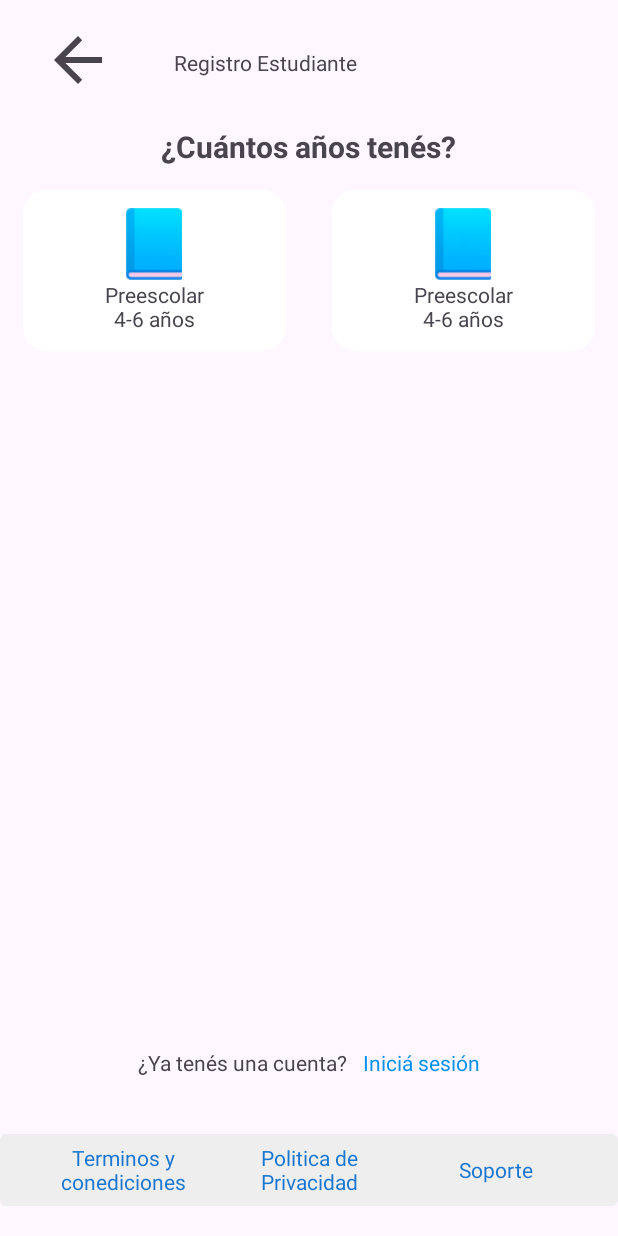
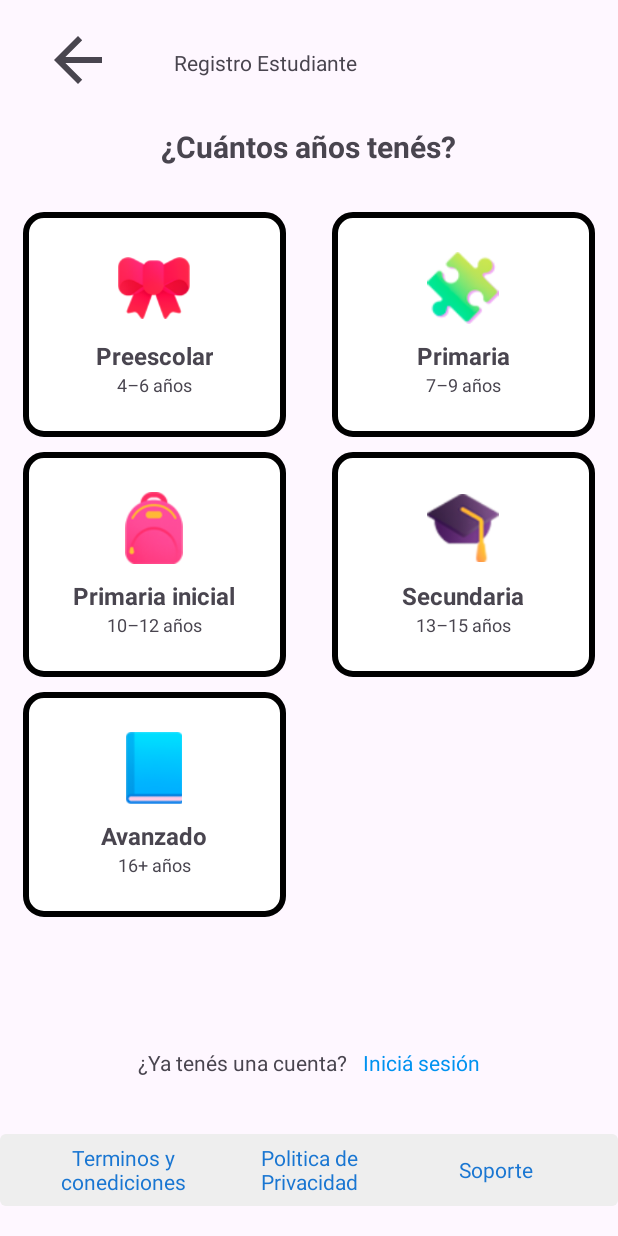
Before and after one commit to Kerooo0/lectana-app-mobile, an Android app: the EdadAlumnoFragment screen opened directly, with no data from a screen before it, on a phone screen of 412 x 824 dp. Run offline under Robolectric (Android 15) with nearby library versions, the phone set to English and light mode, and no system bars.

Commit message:
cards-registro-alumnos

```diff
--- a/app/src/main/java/com/example/lectana/registro/alumno/EdadAlumnoFragment.java
+++ b/app/src/main/java/com/example/lectana/registro/alumno/EdadAlumnoFragment.java
@@ -9,6 +9,7 @@ import android.view.LayoutInflater;
 import android.view.View;
 import android.view.ViewGroup;
 import android.widget.ImageView;
+import android.widget.TextView;
 
 import com.example.lectana.Login;
 import com.example.lectana.R;
@@ -33,6 +34,50 @@ public class EdadAlumnoFragment extends Fragment {
 
         flechaVolver = view.findViewById(R.id.flechaVolverRegistro);
 
+
+        View opcion1 = view.findViewById(R.id.opcion1);
+        ImageView icono1 = opcion1.findViewById(R.id.opcion_icon);
+        TextView texto1 = opcion1.findViewById(R.id.opcion_text);
+        icono1.setImageResource(R.drawable.monio);
+        texto1.setText(getString(R.string.preescolar));
+        TextView textoedad1 = opcion1.findViewById(R.id.opcion_edad);
+        textoedad1.setText(getString(R.string.edadPreescolar));
+
+
+        View opcion2 = view.findViewById(R.id.opcion2);
+        ImageView icono2 = opcion2.findViewById(R.id.opcion_icon);
+        TextView texto2 = opcion2.findViewById(R.id.opcion_text);
+        icono2.setImageResource(R.drawable.rompe_cabezas);
+        texto2.setText(getString(R.string.primaria));
+        TextView textoedad2 = opcion2.findViewById(R.id.opcion_edad);
+        textoedad2.setText(getString(R.string.edadPrimaria));
+
+
+        View opcion3 = view.findViewById(R.id.opcion3);
+        ImageView icono3 = opcion3.findViewById(R.id.opcion_icon);
+        TextView texto3 = opcion3.findViewById(R.id.opcion_text);
+        icono3.setImageResource(R.drawable.mochila);
+        texto3.setText(getString(R.string.primariaInicial));
+        TextView textoedad3 = opcion3.findViewById(R.id.opcion_edad);
+        textoedad3.setText(getString(R.string.edadPrimariaInicial));
+
+
+        View opcion4 = view.findViewById(R.id.opcion4);
+        ImageView icono4 = opcion4.findViewById(R.id.opcion_icon);
+        TextView texto4 = opcion4.findViewById(R.id.opcion_text);
+        icono4.setImageResource(R.drawable.sombrero);
+        texto4.setText(getString(R.string.secundaria));
+        TextView textoedad4 = opcion4.findViewById(R.id.opcion_edad);
+        textoedad4.setText(getString(R.string.edadSecundaria));
+
+        View opcion5 = view.findViewById(R.id.opcion5);
+        ImageView icono5 = opcion5.findViewById(R.id.opcion_icon);
+        TextView texto5 = opcion5.findViewById(R.id.opcion_text);
+        icono5.setImageResource(R.drawable.libro);
+        texto5.setText(getString(R.string.avanzado));
+        TextView textoedad5 = opcion5.findViewById(R.id.opcion_edad);
+        textoedad5.setText(R.string.edadAvanzado);
+
         flechaVolver.setOnClickListener(new View.OnClickListener() {
             @Override
             public void onClick(View view) {
--- a/app/src/main/res/drawable/card_seleccionada.xml
+++ b/app/src/main/res/drawable/card_seleccionada.xml
@@ -14,7 +14,7 @@
         <item android:state_selected="false">
             <shape android:shape="rectangle">
                 <solid android:color="@android:color/white"/>
-                <stroke android:width="7dp" android:color="@android:color/white"/>
+                <stroke android:width="4dp" android:color="@android:color/black"/>
                 <corners android:radius="12dp"/>
             </shape>
         </item>
--- a/app/src/main/res/layout/fragment_edad_alumno.xml
+++ b/app/src/main/res/layout/fragment_edad_alumno.xml
@@ -35,66 +35,69 @@
         app:layout_constraintStart_toStartOf="parent"
         app:layout_constraintTop_toTopOf="parent" />
 
-    <LinearLayout
+    <include
         android:id="@+id/opcion1"
+        layout="@layout/item_opcion_alumno"
         android:layout_width="0dp"
-        android:layout_height="wrap_content"
-        android:layout_marginTop="15dp"
+        android:layout_marginTop="30dp"
+        android:layout_height="150dp"
         android:layout_marginStart="15dp"
         android:layout_marginEnd="15dp"
-        android:background="@drawable/card_seleccionada"
-        android:clickable="true"
-        android:focusable="true"
-        android:gravity="center"
-        android:orientation="vertical"
-        android:padding="12dp"
         app:layout_constraintEnd_toStartOf="@id/opcion2"
         app:layout_constraintHorizontal_chainStyle="spread"
         app:layout_constraintStart_toStartOf="parent"
-        app:layout_constraintTop_toBottomOf="@id/tituloPregunta">
+        app:layout_constraintTop_toBottomOf="@id/tituloPregunta" />
 
-        <ImageView
-            android:layout_width="48dp"
-            android:layout_height="48dp"
-            android:src="@drawable/libro" />
 
-        <TextView
-            android:layout_width="wrap_content"
-            android:layout_height="wrap_content"
-            android:gravity="center"
-            android:text="Preescolar\n4-6 años" />
-    </LinearLayout>
-
-    <LinearLayout
+    <include
         android:id="@+id/opcion2"
+        layout="@layout/item_opcion_alumno"
         android:layout_width="0dp"
-        android:layout_height="wrap_content"
+        android:layout_height="150dp"
         android:layout_marginStart="15dp"
         android:layout_marginEnd="15dp"
-        android:background="@drawable/card_seleccionada"
-        android:clickable="true"
-        android:focusable="true"
-        android:gravity="center"
-        android:orientation="vertical"
-        android:padding="12dp"
-        app:layout_constraintEnd_toEndOf="parent"
+        app:layout_constraintTop_toBottomOf="@id/tituloPregunta"
+        app:layout_constraintTop_toTopOf="@id/opcion1"
         app:layout_constraintStart_toEndOf="@id/opcion1"
-        app:layout_constraintTop_toTopOf="@+id/opcion1">
-
-        <ImageView
-            android:layout_width="48dp"
-            android:layout_height="48dp"
-            android:src="@drawable/libro" />
-
-        <TextView
-            android:layout_width="wrap_content"
-            android:layout_height="wrap_content"
-            android:gravity="center"
-            android:text="Preescolar\n4-6 años" />
+        app:layout_constraintEnd_toEndOf="parent" />
 
 
-    </LinearLayout>
+    <include
+        android:id="@+id/opcion3"
+        layout="@layout/item_opcion_alumno"
+        android:layout_width="0dp"
+        android:layout_height="150dp"
+        android:layout_marginTop="10dp"
+        android:layout_marginStart="15dp"
+        android:layout_marginEnd="15dp"
+        app:layout_constraintTop_toBottomOf="@id/opcion1"
+        app:layout_constraintStart_toStartOf="parent"
+        app:layout_constraintEnd_toStartOf="@id/opcion4"
+        app:layout_constraintHorizontal_chainStyle="spread" />
 
+
+    <include
+        android:id="@+id/opcion4"
+        layout="@layout/item_opcion_alumno"
+        android:layout_width="0dp"
+        android:layout_height="150dp"
+        android:layout_marginStart="15dp"
+        android:layout_marginEnd="15dp"
+        app:layout_constraintTop_toTopOf="@id/opcion3"
+        app:layout_constraintStart_toEndOf="@id/opcion3"
+        app:layout_constraintEnd_toEndOf="parent" />
+
+
+    <include
+        android:id="@+id/opcion5"
+        layout="@layout/item_opcion_alumno"
+        android:layout_width="0dp"
+        android:layout_height="150dp"
+        android:layout_marginTop="10dp"
+        app:layout_constraintTop_toBottomOf="@id/opcion3"
+        app:layout_constraintStart_toStartOf="@id/opcion3"
+        app:layout_constraintEnd_toEndOf="@id/opcion3"
+        />
 
 </androidx.constraintlayout.widget.ConstraintLayout>
 
--- /dev/null
+++ b/app/src/main/res/layout/item_opcion_alumno.xml
@@ -0,0 +1,37 @@
+<?xml version="1.0" encoding="utf-8"?>
+
+    <LinearLayout xmlns:android="http://schemas.android.com/apk/res/android"
+        android:layout_width="wrap_content"
+        android:layout_height="wrap_content"
+        android:layout_marginStart="15dp"
+        android:layout_marginEnd="15dp"
+        android:background="@drawable/card_seleccionada"
+        android:gravity="center"
+        android:orientation="vertical"
+        android:padding="12dp"
+        android:clickable="true"
+        android:focusable="true">
+
+        <ImageView
+            android:id="@+id/opcion_icon"
+            android:layout_width="48dp"
+            android:layout_height="48dp"
+            android:layout_marginBottom="10dp"
+            android:contentDescription="@string/opcion_edad" />
+
+        <TextView
+            android:id="@+id/opcion_text"
+            android:layout_width="wrap_content"
+            android:layout_height="wrap_content"
+            android:textStyle="bold"
+            android:gravity="center"
+            android:textSize="16sp"/>
+
+        <TextView
+            android:id="@+id/opcion_edad"
+            android:layout_width="wrap_content"
+            android:layout_height="wrap_content"
+            android:gravity="center"
+            android:textSize="12sp"/>
+
+    </LinearLayout>
--- a/app/src/main/res/values/strings.xml
+++ b/app/src/main/res/values/strings.xml
@@ -49,9 +49,28 @@
     <string name="flechaVolver">Volver</string>
     <string name="btn_registro">Siguiente</string>
 
+    <!-- rango de edades alumnos -->
+
+    <string name="preescolar">Preescolar</string>
+    <string name="primaria">Primaria</string>
+    <string name="primariaInicial">Primaria inicial</string>
+    <string name="secundaria">Secundaria</string>
+    <string name="avanzado">Avanzado</string>
+
+    <string name="edadPreescolar">4–6 años</string>
+    <string name="edadPrimaria">7–9 años</string>
+    <string name="edadPrimariaInicial">10–12 años</string>
+    <string name="edadSecundaria">13–15 años</string>
+    <string name="edadAvanzado">16+ años</string>
+
 
     <!-- Fragment registro alumno -->
     <string name="pregunta_edad_alumno">¿Cuántos años tenés?</string>
+
+
+
+    <!-- item opciones del alumno -->
+    <string name="opcion_edad">rango de edad del alumno</string>
 
 
     <!-- TODO: Remove or change this placeholder text -->
```
Also changed, not shown: app/src/main/res/drawable/mochila.png (added), app/src/main/res/drawable/monio.png (added), app/src/main/res/drawable/rompe_cabezas.png (added), app/src/main/res/drawable/sombrero.png (added).
